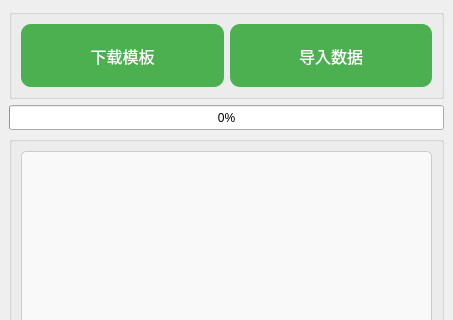
Before: the Qt Designer form SmartStationTool/mainwindow.ui in Curtain-Wang/Tools, drawn with Qt 5; both pictures show x 0 to 453 and y 0 to 320 of the 453 by 558 pixel window.
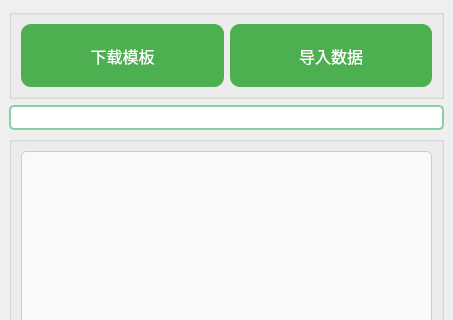
After: the same form once the commit is applied. Icons and pictures are not drawn.

Commit message: 进度条样式美化

```diff
--- a/SmartStationTool/mainwindow.ui
+++ b/SmartStationTool/mainwindow.ui
@@ -120,9 +120,26 @@
         <height>25</height>
        </size>
       </property>
+      <property name="styleSheet">
+       <string notr="true">QProgressBar {
+    border: 2px solid #8DCEA6; /* 绿色边框 */
+    border-radius: 5px;        /* 圆角 */
+    text-align: center;        /* 文字居中显示 */
+    height: 20px;              /* 设置进度条的高度 */
+}
+
+QProgressBar::chunk {
+    background-color: #6ABD7E; /* 绿色进度块 */
+    width: 10px;               /* 每个进度块的宽度 */
+    margin: 1px;               /* 块之间的间距 */
+}</string>
+      </property>
       <property name="value">
        <number>0</number>
       </property>
+      <property name="textVisible">
+       <bool>false</bool>
+      </property>
      </widget>
     </item>
     <item>
```
The commit also changes 2 other files.
